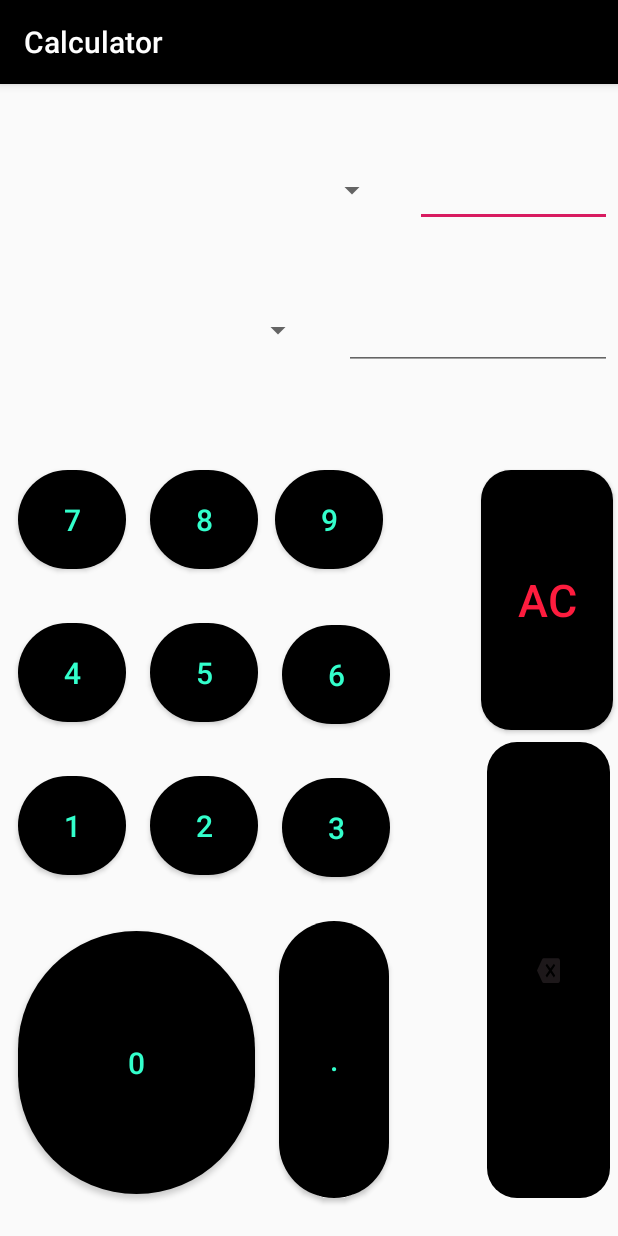
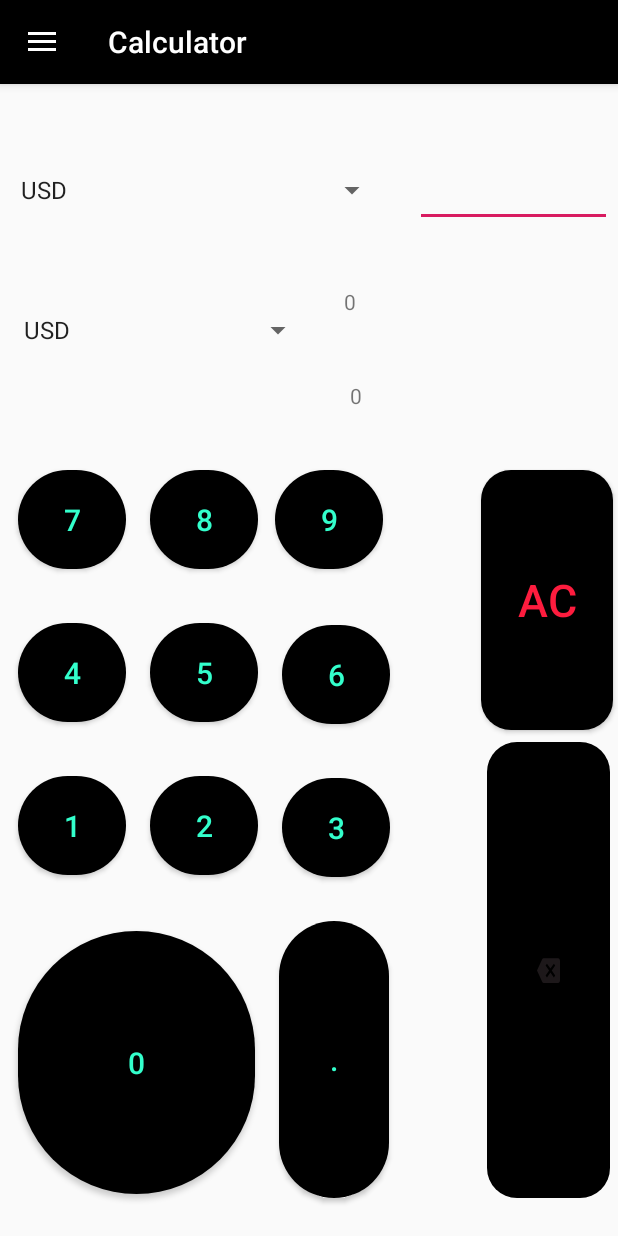
Before and after one commit to Manish068/My-calculator-master, an Android app: the CurrencyConversion screen opened directly, with no data from a screen before it, on a phone screen of 412 x 824 dp. Run offline under Robolectric (Android 15) with nearby library versions, the phone set to English and light mode, and no system bars.

Commit message:
CurrencyConverter update upto converter

```diff
--- a/app/build.gradle
+++ b/app/build.gradle
@@ -29,6 +29,9 @@ dependencies {
     implementation 'com.android.support:recyclerview-v7:28.0.0'
     implementation 'com.android.support:support-v4:28.0.0'
     implementation 'com.android.support:design:28.0.0'
+    implementation 'com.squareup.retrofit2:retrofit:2.6.0'
+    implementation 'com.squareup.retrofit2:converter-gson:2.6.0'
+    implementation 'com.google.code.gson:gson:2.8.2'
     implementation 'com.android.support:cardview-v7:28.0.0'
     implementation 'com.android.support:gridlayout-v7:28.0.0'
     implementation files('libs/javaluator-3.0.1.jar')
--- a/app/src/main/AndroidManifest.xml
+++ b/app/src/main/AndroidManifest.xml
@@ -1,6 +1,7 @@
 <?xml version="1.0" encoding="utf-8"?>
 <manifest xmlns:android="http://schemas.android.com/apk/res/android"
     package="com.example.operator">
+    <uses-permission android:name="android.permission.INTERNET"/>
 
     <application
         android:allowBackup="true"
--- a/app/src/main/java/com/example/operator/CurrencyConversion.java
+++ b/app/src/main/java/com/example/operator/CurrencyConversion.java
@@ -1,13 +1,324 @@
 package com.example.operator;
 
+import android.content.Context;
+import android.content.Intent;
+import android.support.annotation.NonNull;
+import android.support.design.widget.NavigationView;
+import android.support.v4.widget.DrawerLayout;
+import android.support.v7.app.ActionBar;
+import android.support.v7.app.ActionBarDrawerToggle;
 import android.support.v7.app.AppCompatActivity;
 import android.os.Bundle;
+import android.view.MenuItem;
+import android.view.View;
+import android.view.WindowManager;
+import android.view.inputmethod.InputMethod;
+import android.view.inputmethod.InputMethodManager;
+import android.widget.AdapterView;
+import android.widget.ArrayAdapter;
+import android.widget.Button;
+import android.widget.EditText;
+import android.widget.ImageButton;
+import android.widget.Spinner;
+import android.widget.TextView;
+import android.widget.Toast;
 
-public class CurrencyConversion extends AppCompatActivity {
+import retrofit2.Call;
+import retrofit2.Callback;
+import retrofit2.Response;
+import retrofit2.Retrofit;
+import retrofit2.converter.gson.GsonConverterFactory;
+
+public class CurrencyConversion extends AppCompatActivity implements NavigationView.OnNavigationItemSelectedListener {
+
+    private Button zero0;
+    private Button one1;
+    private Button two2;
+    private Button three3;
+    private Button four4;
+    private Button five5;
+    private Button six6;
+    private Button seven7;
+    private Button eight8;
+    private Button nine9;
+    private Button AC;
+    private ImageButton Backspace;
+    private EditText et1;
+    private TextView value,rate;
+    private DrawerLayout mDrawerLayout;
+    private ActionBarDrawerToggle stoggle;
+    SharedPref sharedpref;
+    private Spinner spin1,spin2;
+    String curfrom,curto;
+    Double number;
+    JsonPlaceHolderApi jsonPlaceHolderApi;
+
+
 
     @Override
     protected void onCreate(Bundle savedInstanceState) {
+        sharedpref = new SharedPref(this);
+        if(sharedpref.loadNightModeState()==true) {
+            setTheme(R.style.LightTheme);
+        }
+        else  setTheme(R.style.DarkTheme);
+
         super.onCreate(savedInstanceState);
         setContentView(R.layout.activity_currency_conversion);
+
+
+        mDrawerLayout=(DrawerLayout)findViewById(R.id.drawercur);
+        zero0=(Button)findViewById(R.id.c0);
+        one1=(Button)findViewById(R.id.c1);
+        two2=(Button)findViewById(R.id.c2);
+        three3=(Button)findViewById(R.id.c3);
+        four4=(Button)findViewById(R.id.c4);
+        five5=(Button)findViewById(R.id.c5);
+        six6=(Button)findViewById(R.id.c6);
+        seven7=(Button)findViewById(R.id.c7);
+        eight8=(Button)findViewById(R.id.c8);
+        nine9=(Button)findViewById(R.id.c9);
+        AC=(Button)findViewById(R.id.cAC);
+        Backspace=(ImageButton)findViewById(R.id.cimgbtn);
+        et1=(EditText)findViewById(R.id.et1);
+        rate=(TextView) findViewById(R.id.Rate);
+        value=(TextView)findViewById(R.id.value);
+        spin1=(Spinner)findViewById(R.id.spinfrom);
+        spin2=(Spinner)findViewById(R.id.spinto);
+
+        rate.setText("0");
+        value.setText("0");
+
+        stoggle=new ActionBarDrawerToggle(CurrencyConversion.this,mDrawerLayout,R.string.open,R.string.close);
+        mDrawerLayout.addDrawerListener(stoggle);
+        stoggle.syncState();
+        getSupportActionBar().setDisplayHomeAsUpEnabled(true);
+        NavigationView navigationView=(NavigationView)findViewById(R.id.navigation_view);
+        navigationView.setNavigationItemSelectedListener(this);
+
+        Retrofit retrofit = new Retrofit.Builder()
+                .baseUrl("https://rate-exchange-1.appspot.com/")
+                .addConverterFactory(GsonConverterFactory.create())
+                .build();
+
+        jsonPlaceHolderApi = retrofit.create(JsonPlaceHolderApi.class);
+
+
+        ArrayAdapter<CharSequence> adapter = ArrayAdapter.createFromResource(this, R.array.Curren, android.R.layout.simple_spinner_item);
+        adapter.setDropDownViewResource(android.R.layout.simple_spinner_item);
+        spin1.setAdapter(adapter);
+        spin2.setAdapter(adapter);
+
+        spin1.setOnItemSelectedListener(new AdapterView.OnItemSelectedListener() {
+            @Override
+            public void onItemSelected(AdapterView<?> parent, View view, int position, long id) {
+                curfrom= parent.getSelectedItem().toString();
+            }
+
+            @Override
+            public void onNothingSelected(AdapterView<?> parent) {
+
+            }
+        });
+
+        spin2.setOnItemSelectedListener(new AdapterView.OnItemSelectedListener() {
+            @Override
+            public void onItemSelected(AdapterView<?> parent, View view, int position, long id) {
+                curto=parent.getItemAtPosition(position).toString();
+            }
+
+            @Override
+            public void onNothingSelected(AdapterView<?> parent) {
+
+            }
+        });
+
+
+        zero0.setOnClickListener(new View.OnClickListener() {
+            @Override
+            public void onClick(View view) {
+                et1.setText("");
+                et1.setText(et1.getText().toString()+"0.0");
+                number=Double.parseDouble(et1.getText().toString());
+                Toast.makeText(getApplicationContext(),curfrom,Toast.LENGTH_SHORT).show();
+                Call<Curr> call = jsonPlaceHolderApi.getCurrency(curfrom,"INR",number);
+
+                call.enqueue(new Callback<Curr>() {
+                    @Override
+                    public void onResponse(Call<Curr> call, Response<Curr> response) {
+                        if (!response.isSuccessful()) {
+                            value.setText("code:" + response.code());
+                            return;
+                        }
+
+                        rate.setText(response.body().getRate() + "");
+                        value.setText(response.body().getV()+"");
+
+                    }
+
+                    @Override
+                    public void onFailure(Call<Curr> call, Throwable t) {
+                        value.setText(t.getMessage());
+
+                    }
+                });
+
+            }
+        });
+
+        one1.setOnClickListener(new View.OnClickListener() {
+            @Override
+            public void onClick(View view) {
+                et1.setText(et1.getText().toString()+"1");
+                number=Double.parseDouble(et1.getText().toString());
+                getCurrency(curfrom,curto,number);
+            }
+        });
+
+        two2.setOnClickListener(new View.OnClickListener() {
+            @Override
+            public void onClick(View view) {
+                et1.setText(et1.getText().toString()+"2");
+            }
+        });
+
+        three3.setOnClickListener(new View.OnClickListener() {
+            @Override
+            public void onClick(View view) {
+                et1.setText(et1.getText().toString()+"3");
+            }
+        });
+
+        four4.setOnClickListener(new View.OnClickListener() {
+            @Override
+            public void onClick(View view) {
+                et1.setText(et1.getText().toString()+"4");
+            }
+        });
+
+        five5.setOnClickListener(new View.OnClickListener() {
+            @Override
+            public void onClick(View view) {
+                et1.setText(et1.getText().toString()+"5");
+            }
+        });
+
+        six6.setOnClickListener(new View.OnClickListener() {
+            @Override
+            public void onClick(View view) {
+                et1.setText(et1.getText().toString()+"6");
+            }
+        });
+
+        seven7.setOnClickListener(new View.OnClickListener() {
+            @Override
+            public void onClick(View view) {
+                et1.setText(et1.getText().toString()+"7");
+            }
+        });
+        eight8.setOnClickListener(new View.OnClickListener() {
+            @Override
+            public void onClick(View view) {
+                et1.setText(et1.getText().toString()+"8");
+            }
+        });
+
+        nine9.setOnClickListener(new View.OnClickListener() {
+            @Override
+            public void onClick(View view) {
+                et1.setText(et1.getText().toString()+"9");
+            }
+        });
+
+        AC.setOnClickListener(new View.OnClickListener() {
+            @Override
+            public void onClick(View view) {
+                et1.setText("");
+            }
+        });
+
+        Backspace.setOnClickListener(new View.OnClickListener() {
+            @Override
+            public void onClick(View v) {
+                String text=et1.getText().toString();
+                if (et1.length()==1){
+                    et1.setText("");
+                }else{
+                    et1.setText(text.substring(0,text.length()-1));
+                }
+            }
+        });
+
+
+        spin1.setOnItemSelectedListener(new AdapterView.OnItemSelectedListener() {
+            @Override
+            public void onItemSelected(AdapterView<?> parent, View view, int position, long id) {
+
+            }
+
+            @Override
+            public void onNothingSelected(AdapterView<?> parent) {
+
+            }
+        });
+    }
+    @Override
+    public boolean onOptionsItemSelected(MenuItem item) {
+        if(stoggle.onOptionsItemSelected(item)){
+            return true;
+        }
+        return super.onOptionsItemSelected(item);
+    }
+
+    @Override
+    public boolean onNavigationItemSelected(@NonNull MenuItem menuItem) {
+        int id= menuItem.getItemId();
+
+        if(id==R.id.home)
+        {
+            Intent myintent=new Intent(CurrencyConversion.this,Scientific.class);
+            startActivity(myintent);
+            return false;
+
+        }
+        if(id==R.id.set){
+            Intent myintent=new Intent(CurrencyConversion.this,settinglayout.class);
+            startActivity(myintent);
+            return false;
+
+        }
+        if (id==R.id.standard)
+        {
+            Intent myintent=new Intent(CurrencyConversion.this,MainActivity.class);
+            startActivity(myintent);
+            return false;
+        }
+        if (id==R.id.Curr){
+            return false;
+        }
+        return false;
+    }
+    private void getCurrency(String curfrom,String curto,Double number) {
+        Call<Curr> call = jsonPlaceHolderApi.getCurrency(curfrom,curto,number);
+
+        call.enqueue(new Callback<Curr>() {
+            @Override
+            public void onResponse(Call<Curr> call, Response<Curr> response) {
+                if (!response.isSuccessful()) {
+                    value.setText("code:" + response.code());
+                    return;
+                }
+
+                rate.setText(response.body().getRate() + "");
+                value.setText(response.body().getV()+"");
+
+            }
+
+            @Override
+            public void onFailure(Call<Curr> call, Throwable t) {
+                value.setText(t.getMessage());
+
+            }
+        });
     }
 }
--- /dev/null
+++ b/app/src/main/java/com/example/operator/JsonPlaceHolderApi.java
@@ -0,0 +1,16 @@
+package com.example.operator;
+
+import com.example.operator.Curr;
+
+import retrofit2.Call;
+import retrofit2.http.GET;
+import retrofit2.http.Query;
+
+public interface JsonPlaceHolderApi {
+
+    @GET("https://rate-exchange-1.appspot.com/currency")
+    Call<Curr> getCurrency(
+            @Query("from") String from,
+            @Query("to") String to,
+            @Query("q") Double q);
+}
--- a/app/src/main/java/com/example/operator/Scientific.java
+++ b/app/src/main/java/com/example/operator/Scientific.java
@@ -46,7 +46,6 @@ public class Scientific extends AppCompatActivity implements NavigationView.OnNa
 
         super.onCreate(savedInstanceState);
         setContentView(R.layout.activity_scientific);
-
         mDrawerLayout=(DrawerLayout)findViewById(R.id.drawer);
         stoggle=new ActionBarDrawerToggle(Scientific.this,mDrawerLayout,R.string.open,R.string.close);
         mDrawerLayout.addDrawerListener(stoggle);
--- a/app/src/main/res/layout/activity_currency_conversion.xml
+++ b/app/src/main/res/layout/activity_currency_conversion.xml
@@ -2,6 +2,7 @@
 <android.support.v4.widget.DrawerLayout xmlns:android="http://schemas.android.com/apk/res/android"
     xmlns:app="http://schemas.android.com/apk/res-auto"
     xmlns:tools="http://schemas.android.com/tools"
+    android:id="@+id/drawercur"
     android:layout_width="match_parent"
     android:layout_height="match_parent"
     tools:context=".CurrencyConversion">
@@ -15,16 +16,18 @@
             android:id="@+id/et1"
             android:layout_width="131dp"
             android:layout_height="55dp"
+            android:editable="false"
             android:layout_alignParentTop="true"
             android:layout_alignParentEnd="true"
             android:layout_marginTop="40dp"
             android:layout_marginEnd="4dp"
              />
 
-        <EditText
-            android:id="@+id/et2"
+        <TextView
+            android:id="@+id/Rate"
             android:layout_width="131dp"
             android:layout_height="55dp"
+            android:editable="false"
             android:layout_below="@+id/et1"
             android:layout_alignParentEnd="true"
             android:layout_marginStart="2dp"
@@ -55,7 +58,7 @@
             android:layout_marginEnd="18dp" />
 
         <Button
-            android:id="@+id/button6"
+            android:id="@+id/c7"
             android:layout_width="72dp"
             android:layout_height="66dp"
             android:layout_alignParentStart="true"
@@ -74,13 +77,13 @@
             android:textSize="20sp" />
 
         <Button
-            android:id="@+id/button7"
+            android:id="@+id/c8"
             android:layout_width="72dp"
             android:layout_height="66dp"
             android:layout_alignParentTop="true"
             android:layout_marginStart="16dp"
             android:layout_marginTop="257dp"
-            android:layout_toEndOf="@+id/button6"
+            android:layout_toEndOf="@+id/c7"
             android:background="@drawable/circle_button"
             android:text="@string/_8"
             android:padding="10dp"
@@ -93,14 +96,14 @@
             android:textSize="20sp"/>
 
         <Button
-            android:id="@+id/button8"
+            android:id="@+id/c9"
             android:layout_width="72dp"
             android:layout_height="66dp"
             android:layout_alignParentTop="true"
             android:layout_marginStart="11dp"
             android:layout_marginTop="257dp"
             android:layout_marginEnd="89dp"
-            android:layout_toEndOf="@+id/button7"
+            android:layout_toEndOf="@+id/c8"
             android:background="@drawable/circle_button"
             android:padding="10dp"
             android:paddingLeft="30dp"
@@ -113,7 +116,7 @@
             android:textSize="20sp" />
 
         <Button
-            android:id="@+id/button9"
+            android:id="@+id/cAC"
             android:layout_width="wrap_content"
             android:layout_height="173dp"
             android:layout_alignParentTop="true"
@@ -126,10 +129,10 @@
             android:textSize="30sp" />
 
         <Button
-            android:id="@+id/button10"
+            android:id="@+id/c4"
             android:layout_width="72dp"
             android:layout_height="66dp"
-            android:layout_below="@+id/button6"
+            android:layout_below="@+id/c7"
             android:layout_alignParentStart="true"
             android:layout_marginStart="12dp"
             android:layout_marginTop="36dp"
@@ -145,13 +148,13 @@
             android:textSize="20sp" />
 
         <Button
-            android:id="@+id/button11"
+            android:id="@+id/c5"
             android:layout_width="72dp"
             android:layout_height="66dp"
-            android:layout_below="@+id/button7"
+            android:layout_below="@+id/c8"
             android:layout_marginStart="16dp"
             android:layout_marginTop="36dp"
-            android:layout_toEndOf="@+id/button10"
+            android:layout_toEndOf="@+id/c4"
             android:background="@drawable/circle_button"
             android:padding="10dp"
             android:paddingLeft="30dp"
@@ -164,13 +167,13 @@
             android:textSize="20sp" />
 
         <Button
-            android:id="@+id/button12"
+            android:id="@+id/c6"
             android:layout_width="72dp"
             android:layout_height="66dp"
-            android:layout_below="@+id/button8"
+            android:layout_below="@+id/c9"
             android:layout_marginStart="16dp"
             android:layout_marginTop="37dp"
-            android:layout_toEndOf="@+id/button11"
+            android:layout_toEndOf="@+id/c5"
             android:background="@drawable/circle_button"
             android:padding="10dp"
             android:paddingLeft="30dp"
@@ -183,10 +186,10 @@
             android:textSize="20sp" />
 
         <ImageButton
-            android:id="@+id/imageButton"
+            android:id="@+id/cimgbtn"
             android:layout_width="82dp"
             android:layout_height="177dp"
-            android:layout_below="@+id/button9"
+            android:layout_below="@+id/cAC"
             android:layout_alignParentEnd="true"
             android:layout_alignParentBottom="true"
             android:layout_marginTop="8dp"
@@ -196,10 +199,10 @@
             app:srcCompat="@drawable/ic_backspace_black_24dp" />
 
         <Button
-            android:id="@+id/button15"
+            android:id="@+id/c1"
             android:layout_width="72dp"
             android:layout_height="66dp"
-            android:layout_below="@+id/button10"
+            android:layout_below="@+id/c4"
             android:layout_alignParentStart="true"
             android:layout_marginStart="12dp"
             android:layout_marginTop="36dp"
@@ -215,13 +218,13 @@
             android:textSize="20sp" />
 
         <Button
-            android:id="@+id/button18"
+            android:id="@+id/c2"
             android:layout_width="72dp"
             android:layout_height="66dp"
-            android:layout_below="@+id/button11"
+            android:layout_below="@+id/c5"
             android:layout_marginStart="16dp"
             android:layout_marginTop="36dp"
-            android:layout_toEndOf="@+id/button15"
+            android:layout_toEndOf="@+id/c1"
             android:background="@drawable/circle_button"
             android:padding="10dp"
             android:paddingLeft="30dp"
@@ -234,13 +237,13 @@
             android:textSize="20sp" />
 
         <Button
-            android:id="@+id/button19"
+            android:id="@+id/c3"
             android:layout_width="72dp"
             android:layout_height="66dp"
-            android:layout_below="@+id/button12"
+            android:layout_below="@+id/c6"
             android:layout_marginStart="16dp"
             android:layout_marginTop="36dp"
-            android:layout_toEndOf="@+id/button18"
+            android:layout_toEndOf="@+id/c2"
             android:background="@drawable/circle_button"
             android:padding="10dp"
             android:paddingLeft="30dp"
@@ -253,10 +256,10 @@
             android:textSize="20sp" />
 
         <Button
-            android:id="@+id/button20"
+            android:id="@+id/c0"
             android:layout_width="158dp"
             android:layout_height="66dp"
-            android:layout_below="@+id/button15"
+            android:layout_below="@+id/c1"
             android:layout_alignParentStart="true"
             android:layout_alignParentBottom="true"
             android:layout_marginStart="12dp"
@@ -274,15 +277,15 @@
             android:textSize="20sp" />
 
         <Button
-            android:id="@+id/button21"
+            android:id="@+id/cdot"
             android:layout_width="73dp"
             android:layout_height="58dp"
-            android:layout_below="@+id/button19"
+            android:layout_below="@+id/c3"
             android:layout_alignParentBottom="true"
             android:layout_marginStart="16dp"
             android:layout_marginTop="29dp"
             android:layout_marginBottom="25dp"
-            android:layout_toEndOf="@+id/button20"
+            android:layout_toEndOf="@+id/c0"
             android:background="@drawable/circle_button"
             android:padding="10dp"
             android:paddingLeft="30dp"
@@ -294,13 +297,27 @@
             android:textColor="?attr/textcolor"
             android:textSize="20sp" />
 
+        <TextView
+            android:id="@+id/value"
+            android:layout_width="wrap_content"
+            android:layout_height="55dp"
+            android:layout_below="@+id/Rate"
+            android:layout_alignParentStart="true"
+            android:layout_alignParentEnd="true"
+            android:layout_marginStart="233dp"
+            android:layout_marginTop="7dp"
+            android:layout_marginEnd="6dp"
+             />
+
 
     </RelativeLayout>
     <android.support.design.widget.NavigationView
-        android:layout_height="76dp"
+        android:layout_height="match_parent"
         android:layout_width="match_parent"
         app:menu="@menu/nav_menu"
+        app:itemTextColor="?attr/edittext"
         android:id="@+id/navigation_view"
+        android:background="?attr/backgroundcolor"
         android:layout_gravity="start"
         ></android.support.design.widget.NavigationView>
 
--- a/app/src/main/res/values/strings.xml
+++ b/app/src/main/res/values/strings.xml
@@ -54,5 +54,12 @@
     <string name="ans">ANS</string>
     <string name="eq">=</string>
 
+    <string-array name="Curren">
+        <item
+            >USD</item>
+        <item >EUR</item>
+        <item >INR</item>
+    </string-array>
+
 
 </resources>
```
Also changed, not shown: app/src/main/java/com/example/operator/Curr.java (added, +24 -0 lines).
